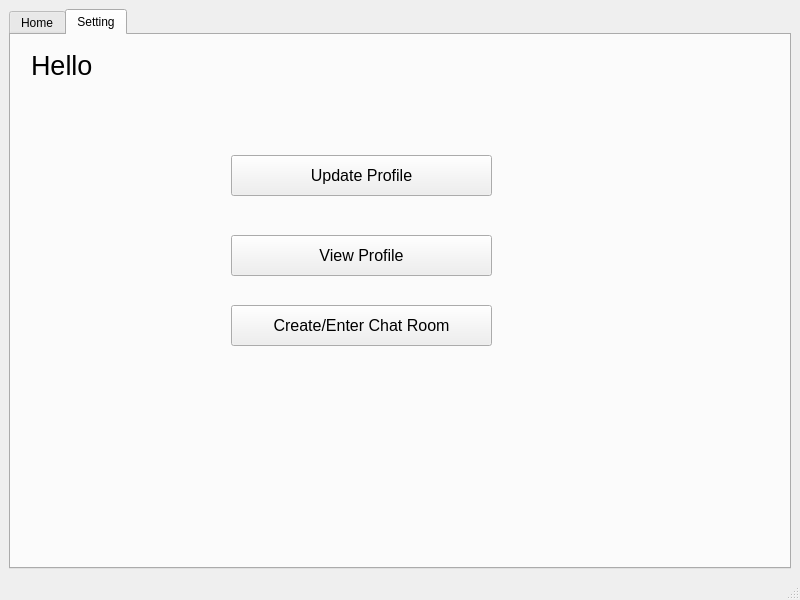
The window that mainpage.ui (santabou/JobMatch) describes before a commit, drawn with Qt 5.
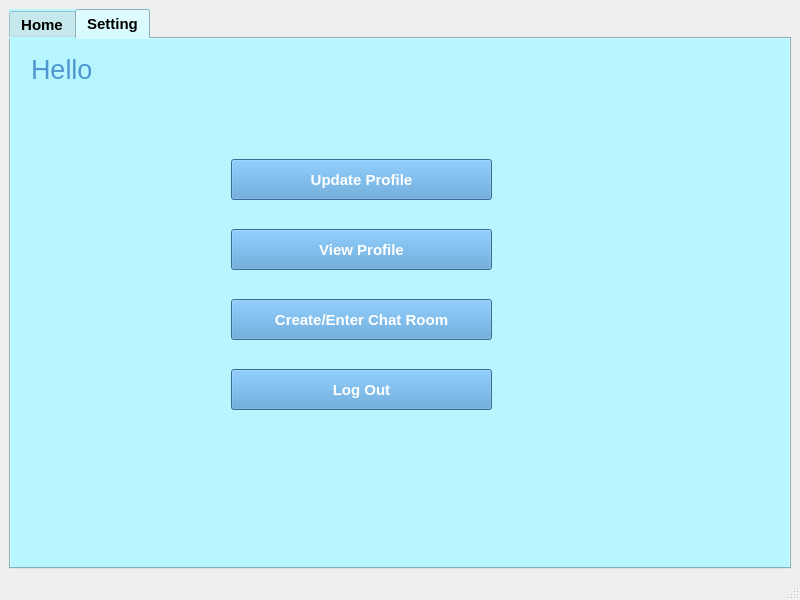
The same window after the commit. The open tabs and pages were chosen to show the change.

```diff
--- a/mainpage.ui
+++ b/mainpage.ui
@@ -17,6 +17,16 @@
    <layout class="QHBoxLayout" name="horizontalLayout">
     <item>
      <widget class="QTabWidget" name="tabWidget">
+      <property name="font">
+       <font>
+        <pointsize>11</pointsize>
+        <weight>75</weight>
+        <bold>true</bold>
+       </font>
+      </property>
+      <property name="styleSheet">
+       <string notr="true">background-color: rgb(184, 246, 255)</string>
+      </property>
       <property name="currentIndex">
        <number>0</number>
       </property>
@@ -85,6 +95,11 @@
           <pointsize>20</pointsize>
          </font>
         </property>
+        <property name="styleSheet">
+         <string notr="true">color: #4E97D1;
+
+</string>
+        </property>
         <property name="text">
          <string>Hello</string>
         </property>
@@ -100,9 +115,17 @@
         </property>
         <property name="font">
          <font>
-          <pointsize>12</pointsize>
+          <pointsize>11</pointsize>
+          <weight>75</weight>
+          <bold>true</bold>
+          <kerning>true</kerning>
          </font>
         </property>
+        <property name="styleSheet">
+         <string notr="true">background-color: #4E97D1;
+color: rgb(255, 255, 255);
+</string>
+        </property>
         <property name="text">
          <string>Update Profile</string>
         </property>
@@ -111,16 +134,23 @@
         <property name="geometry">
          <rect>
           <x>220</x>
-          <y>200</y>
+          <y>190</y>
           <width>261</width>
           <height>41</height>
          </rect>
         </property>
         <property name="font">
          <font>
-          <pointsize>12</pointsize>
+          <pointsize>11</pointsize>
+          <weight>75</weight>
+          <bold>true</bold>
          </font>
         </property>
+        <property name="styleSheet">
+         <string notr="true">background-color: #4E97D1;
+color: rgb(255, 255, 255);
+</string>
+        </property>
         <property name="text">
          <string>View Profile</string>
         </property>
@@ -129,20 +159,52 @@
         <property name="geometry">
          <rect>
           <x>220</x>
-          <y>270</y>
+          <y>260</y>
           <width>261</width>
           <height>41</height>
          </rect>
         </property>
         <property name="font">
          <font>
-          <pointsize>12</pointsize>
+          <pointsize>11</pointsize>
+          <weight>75</weight>
+          <bold>true</bold>
          </font>
         </property>
+        <property name="styleSheet">
+         <string notr="true">background-color: #4E97D1;
+color: rgb(255, 255, 255);
+</string>
+        </property>
         <property name="text">
          <string>Create/Enter Chat Room</string>
         </property>
        </widget>
+       <widget class="QPushButton" name="log_out">
+        <property name="geometry">
+         <rect>
+          <x>220</x>
+          <y>330</y>
+          <width>261</width>
+          <height>41</height>
+         </rect>
+        </property>
+        <property name="font">
+         <font>
+          <pointsize>11</pointsize>
+          <weight>75</weight>
+          <bold>true</bold>
+         </font>
+        </property>
+        <property name="styleSheet">
+         <string notr="true">background-color: #4E97D1;
+color: rgb(255, 255, 255);
+</string>
+        </property>
+        <property name="text">
+         <string>Log Out</string>
+        </property>
+       </widget>
       </widget>
      </widget>
     </item>
```
Left out of the diff: 33 changed lines with no effect on the pictures.
